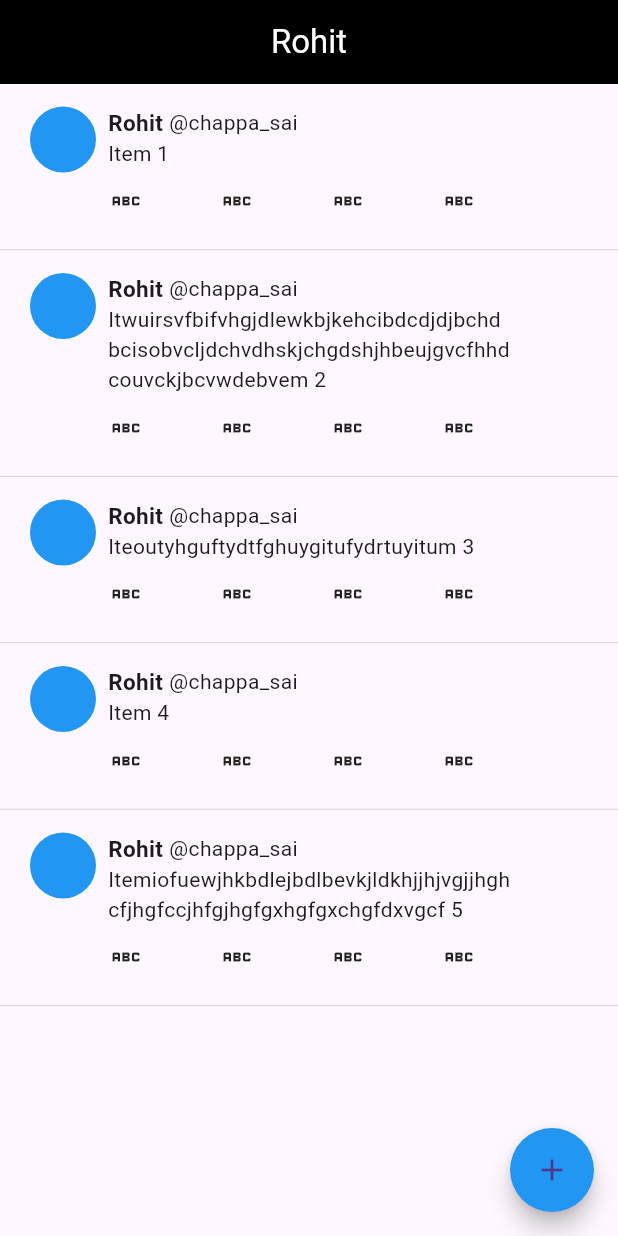
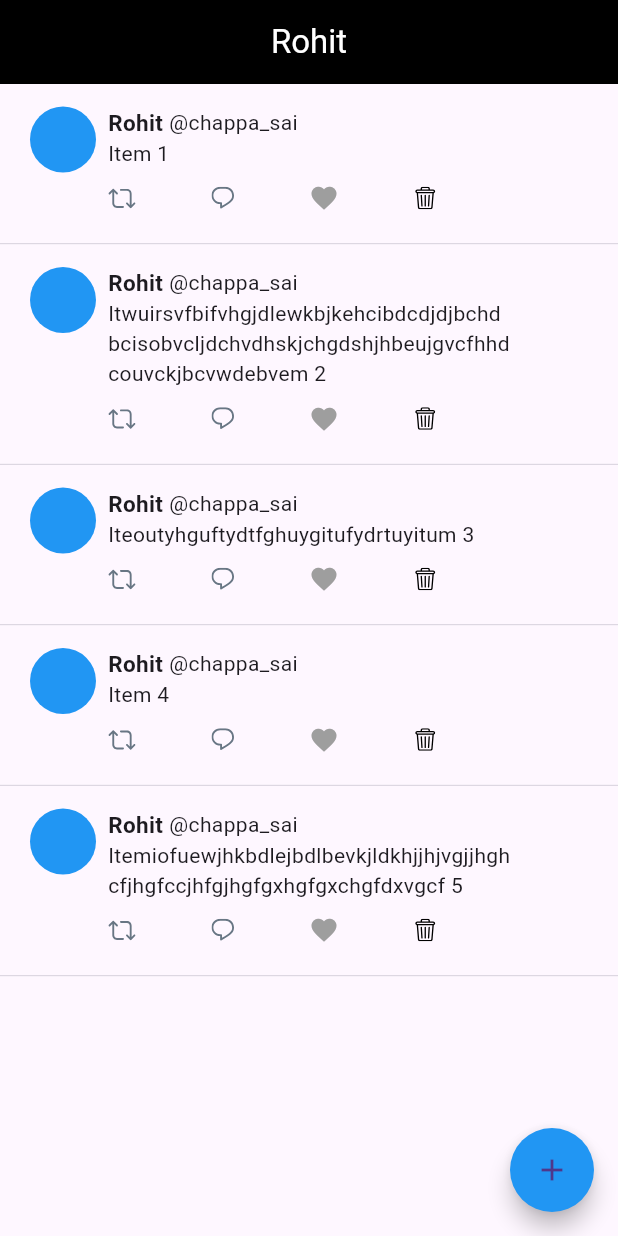
Before and after one commit to Sai-Rohit-Chappa/TwitterClone, a Flutter app: the screen it shows after launch, on a phone screen of 412 x 824 dp. Run offline on Flutter 3.47's test engine with Material 3 defaults, Android fonts, the phone set to English and light mode, and no system bars; drawn by our look-alikes of like_button; our stand-ins replace flutter_bloc, flutter_svg, get.

Commit message:
added Icons and started to add Cubit

```diff
--- /dev/null
+++ b/lib/cubit/tweet_state.dart
@@ -0,0 +1,2 @@
+
+abstract class TweetState{}
--- a/lib/main.dart
+++ b/lib/main.dart
@@ -1,4 +1,5 @@
 import 'package:flutter/material.dart';
+import 'package:get/route_manager.dart';
 import 'package:twitter_clone/add_tweet.dart';
 import 'package:twitter_clone/tweet.dart';
 
--- /dev/null
+++ b/lib/model/tweet_data.dart
@@ -0,0 +1,3 @@
+class TweetData{
+
+}
--- /dev/null
+++ b/lib/repository/tweet_repository.dart
@@ -0,0 +1,3 @@
+class TweetRepository{
+
+}
--- a/lib/tweet.dart
+++ b/lib/tweet.dart
@@ -1,5 +1,6 @@
 import 'package:flutter/material.dart';
 import 'package:flutter_svg/flutter_svg.dart';
+import 'package:like_button/like_button.dart';
 
 class Tweet extends StatefulWidget {
   const Tweet({super.key, required this.content});
@@ -50,16 +51,16 @@ class _TweetState extends State<Tweet> {
                       child: Text(widget.content),
                     ),
                     const SizedBox(height: 10),
-                    const Row(
+                     Row(
                       mainAxisAlignment: MainAxisAlignment.center,
                       children: [
-                        Icon(Icons.abc),
+                        SvgPicture.asset('assets/retweet.svg'),
                         SizedBox(width: 50),
-                        Icon(Icons.abc),
+                        SvgPicture.asset('assets/comment.svg'),
                         SizedBox(width: 50),
-                        Icon(Icons.abc),
+                        LikeButton(size: 20),
                         SizedBox(width: 50),
-                        Icon(Icons.abc),
+                        SvgPicture.asset('assets/delete.svg',height: 15,width: 15,),
                       ],
                     ),
                   ],
```
Also changed, not shown: lib/cubit/tweet_cubit.dart (added, +11 -0 lines), pubspec.yaml (+8 -1 lines), assets/comment.svg (added), assets/delete.svg (added), assets/retweet.svg (added), pubspec.lock.
